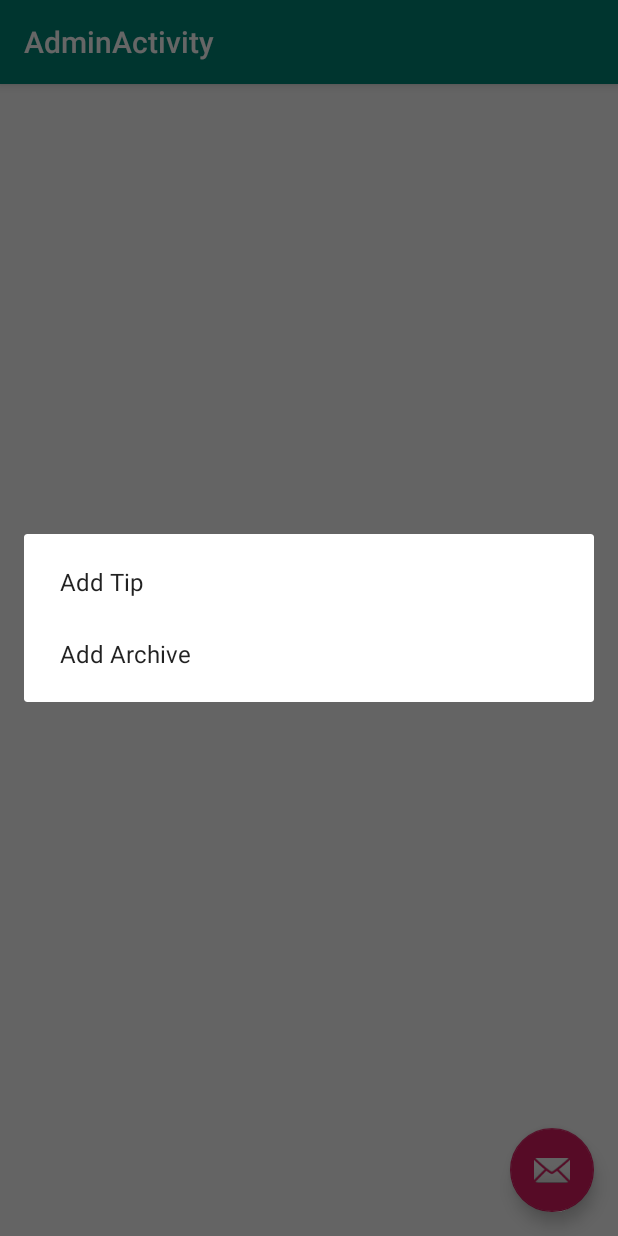
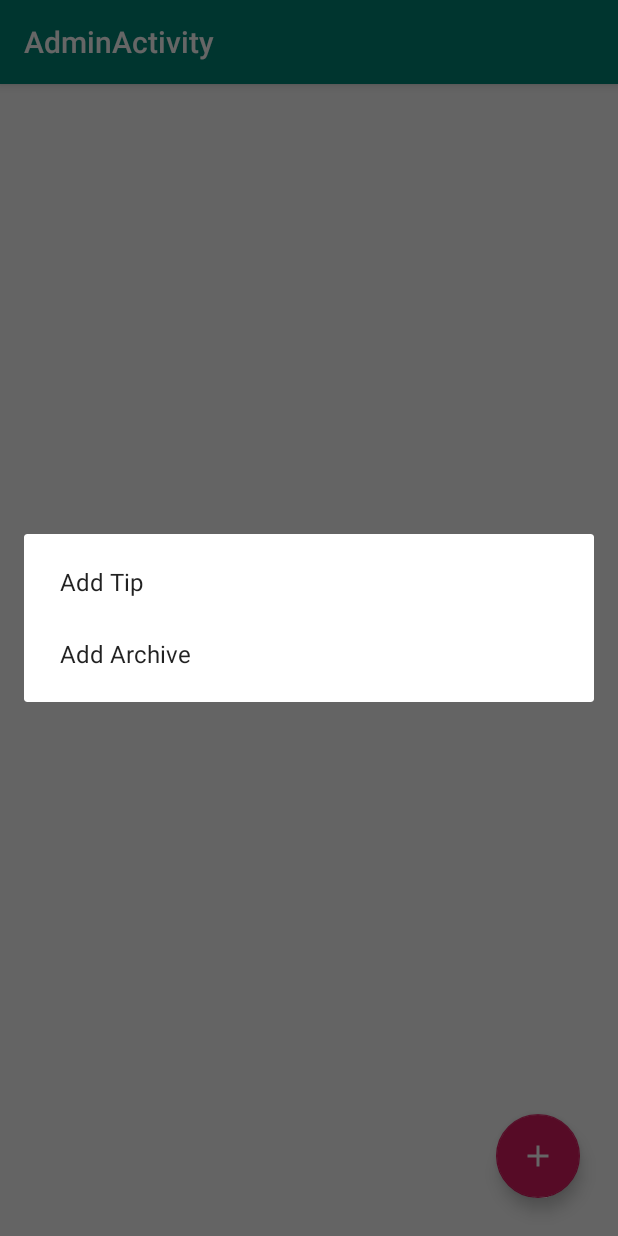
Before and after one commit to Alphadude/liveVault, an Android app: the AdminActivity screen opened directly, with no data from a screen before it, after a tap on an icon or button, on a phone screen of 412 x 824 dp. Run offline under Robolectric (Android 15) with nearby library versions, the phone set to English and light mode, and no system bars; our stand-ins replace Firebase (no records; nobody signed in at launch, a user with empty details on screens opened directly); libraries missing offline, so code that uses them is left out: com.wdullaer.materialdatetimepicker, mehdi.sakout.fancybuttons; 2 statements that could not run were skipped.

Commit message:
mistake on dialog

```diff
--- a/app/src/main/java/com/alphadude/user/bettingtipz/AdminActivity.java
+++ b/app/src/main/java/com/alphadude/user/bettingtipz/AdminActivity.java
@@ -102,8 +102,8 @@ public class AdminActivity extends AppCompatActivity implements DatePickerDialog
                         dialogArchive.setContentView(R.layout.addarchives);
                         final EditText odds = dialogArchive.findViewById(R.id.edtOdds);
                         final EditText result = dialogArchive.findViewById(R.id.edtResultArc);
-                        FancyButton buttonSubmit = dialogArchive.findViewById(R.id.btnSubmitResult);
-                        FancyButton datePicker = dialogArchive.findViewById(R.id.btnSubmitResult);
+                        FancyButton buttonSubmit = dialogArchive.findViewById(R.id.btnSubmitArchive);
+                        FancyButton datePicker = dialogArchive.findViewById(R.id.btnDatePickerArchives);
 
                         datePicker.setOnClickListener(new View.OnClickListener() {
                             @Override
@@ -132,7 +132,7 @@ public class AdminActivity extends AppCompatActivity implements DatePickerDialog
                                 odde = odds.getText().toString().trim();
                                 results = result.getText().toString().trim();
 
-                                if (date.isEmpty() || odde.isEmpty()||results.isEmpty()){
+                                if (date.isEmpty()){
 
                                     Archive model = new Archive();
 
@@ -163,6 +163,8 @@ public class AdminActivity extends AppCompatActivity implements DatePickerDialog
 
 
                                 }else {
+                                    progressDialog.dismiss();
+                                    dialogArchive.dismiss();
                                     Toast.makeText(AdminActivity.this, "Fields must be filled to complete", Toast.LENGTH_SHORT).show();
                                     return;
                                 }
@@ -273,7 +275,7 @@ public class AdminActivity extends AppCompatActivity implements DatePickerDialog
 
     @Override
     public void onDateSet(DatePickerDialog view, int year, int monthOfYear, int dayOfMonth) {
-        date =  Day + "-" + Month + "-" + Year;
+        date =  String.valueOf(dayOfMonth + "-" + monthOfYear + "-" + year);
     }
 
     public static class PostViewHolder extends RecyclerView.ViewHolder {
--- a/app/src/main/java/com/alphadude/user/bettingtipz/VipArchives.java
+++ b/app/src/main/java/com/alphadude/user/bettingtipz/VipArchives.java
@@ -27,7 +27,7 @@ public class VipArchives extends AppCompatActivity {
         super.onCreate(savedInstanceState);
         setContentView(R.layout.activity_vip_archives);
 
-        archiveList = (RecyclerView)findViewById(R.id.rvTips);
+        archiveList = (RecyclerView)findViewById(R.id.rvArchives);
         archiveRef = FirebaseDatabase.getInstance().getReference().child("Archives");
 
         mLayoutManager = new LinearLayoutManager(this);
--- /dev/null
+++ b/app/src/main/res/drawable/ic_add.xml
@@ -0,0 +1,9 @@
+<vector xmlns:android="http://schemas.android.com/apk/res/android"
+        android:width="24dp"
+        android:height="24dp"
+        android:viewportWidth="24.0"
+        android:viewportHeight="24.0">
+    <path
+        android:fillColor="#fff"
+        android:pathData="M19,13h-6v6h-2v-6H5v-2h6V5h2v6h6v2z"/>
+</vector>
--- a/app/src/main/res/layout/activity_admin.xml
+++ b/app/src/main/res/layout/activity_admin.xml
@@ -28,6 +28,7 @@
         android:layout_height="wrap_content"
         android:layout_gravity="bottom|end"
         android:layout_margin="@dimen/fab_margin"
-        app:srcCompat="@android:drawable/ic_dialog_email" />
+        android:background="@color/colorPrimaryDark"
+        app:srcCompat="@drawable/ic_add" />
 
 </android.support.design.widget.CoordinatorLayout>
--- a/app/src/main/res/values/dimens.xml
+++ b/app/src/main/res/values/dimens.xml
@@ -1,3 +1,3 @@
 <resources>
-    <dimen name="fab_margin">16dp</dimen>
+    <dimen name="fab_margin">25dp</dimen>
 </resources>
```
Also changed, not shown: app/src/main/java/com/alphadude/user/bettingtipz/HomeScreen.java (+2 -8 lines), app/src/main/java/com/alphadude/user/bettingtipz/LoginActivity.java (+6 -3 lines), app/src/main/res/layout/activity_home_screen.xml (+0 -11 lines), app/src/main/res/layout/activity_login.xml (+35 -17 lines).
